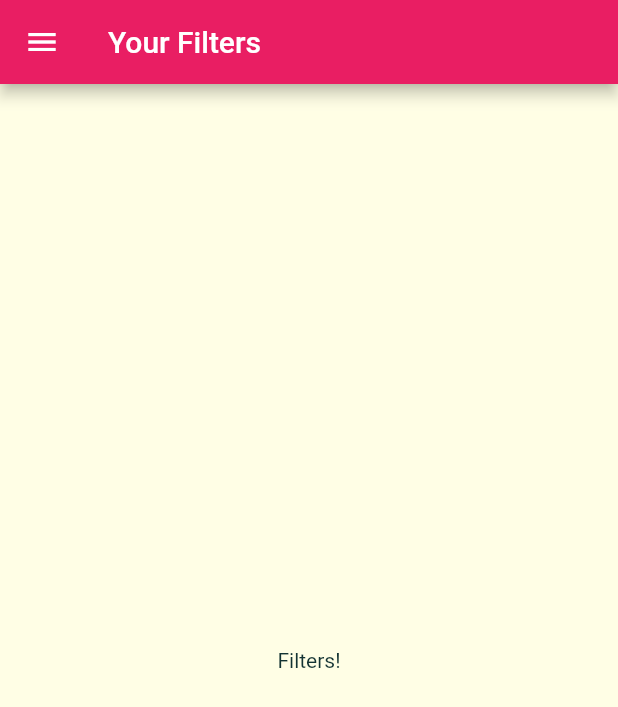
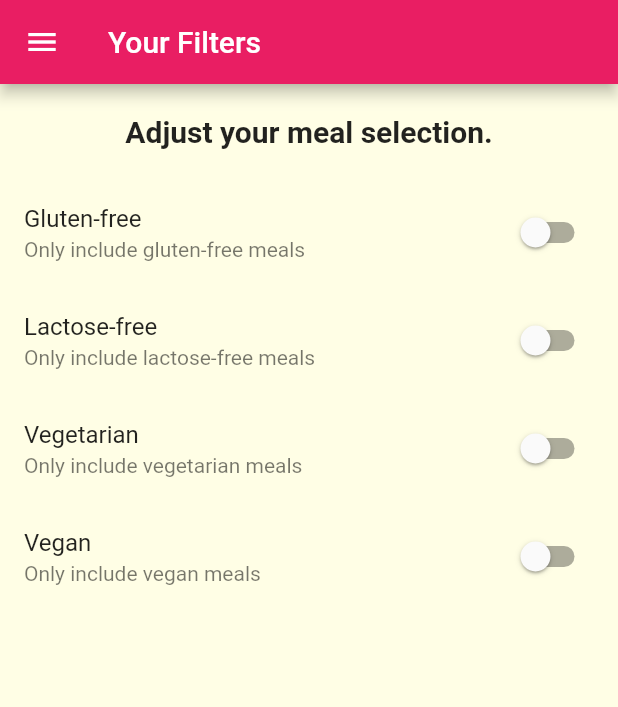
Before and after one commit to ong-ar/flutter_meals, a Flutter app: the FiltersScreen screen opened by its route, on a phone screen of 412 x 824 dp. Shown: the top 707 px of the screen. Run offline on Flutter 3.47's test engine with Material 2 defaults, Android fonts, the phone set to English and light mode, and no system bars; Roboto replaces fonts that are missing (NanumGothic).

Commit message:
filter toggle

```diff
--- a/lib/screens/filters_screen.dart
+++ b/lib/screens/filters_screen.dart
@@ -1,8 +1,28 @@
 import 'package:flutter/material.dart';
 import '../widgets/main_drawer.dart';
 
-class FiltersScreen extends StatelessWidget {
+class FiltersScreen extends StatefulWidget {
   static const routeName = '/filters';
+
+  @override
+  _FiltersScreenState createState() => _FiltersScreenState();
+}
+
+class _FiltersScreenState extends State<FiltersScreen> {
+  var _glutenFree = false;
+  var _vegetarian = false;
+  var _vegan = false;
+  var _lactoseFree = false;
+
+  Widget _buildSwitchListTile(String title, String description,
+      bool currentValue, Function updateValue) {
+    return SwitchListTile(
+      title: Text(title),
+      value: currentValue,
+      subtitle: Text(description),
+      onChanged: updateValue,
+    );
+  }
 
   @override
   Widget build(BuildContext context) {
@@ -11,10 +31,62 @@ class FiltersScreen extends StatelessWidget {
         title: Text('Your Filters'),
       ),
       drawer: MainDrawer(),
-      body: Container(
-        child: Center(
-          child: Text('Filters!'),
-        ),
+      body: Column(
+        children: <Widget>[
+          Container(
+            padding: EdgeInsets.all(20),
+            child: Text(
+              'Adjust your meal selection.',
+              style: Theme.of(context).textTheme.title,
+            ),
+          ),
+          Expanded(
+            child: ListView(
+              children: <Widget>[
+                _buildSwitchListTile(
+                  'Gluten-free',
+                  'Only include gluten-free meals',
+                  _glutenFree,
+                  (newValue) {
+                    setState(() {
+                      _glutenFree = newValue;
+                    });
+                  },
+                ),
+                _buildSwitchListTile(
+                  'Lactose-free',
+                  'Only include lactose-free meals',
+                  _lactoseFree,
+                  (newValue) {
+                    setState(() {
+                      _lactoseFree = newValue;
+                    });
+                  },
+                ),
+                _buildSwitchListTile(
+                  'Vegetarian',
+                  'Only include vegetarian meals',
+                  _vegetarian,
+                  (newValue) {
+                    setState(() {
+                      _vegetarian = newValue;
+                    });
+                  },
+                ),
+                _buildSwitchListTile(
+                  'Vegan',
+                  'Only include vegan meals',
+                  _vegan,
+                  (newValue) {
+                    setState(() {
+                      _vegan = newValue;
+                    });
+                  },
+                ),
+              ],
+            ),
+          )
+        ],
       ),
     );
   }
```
